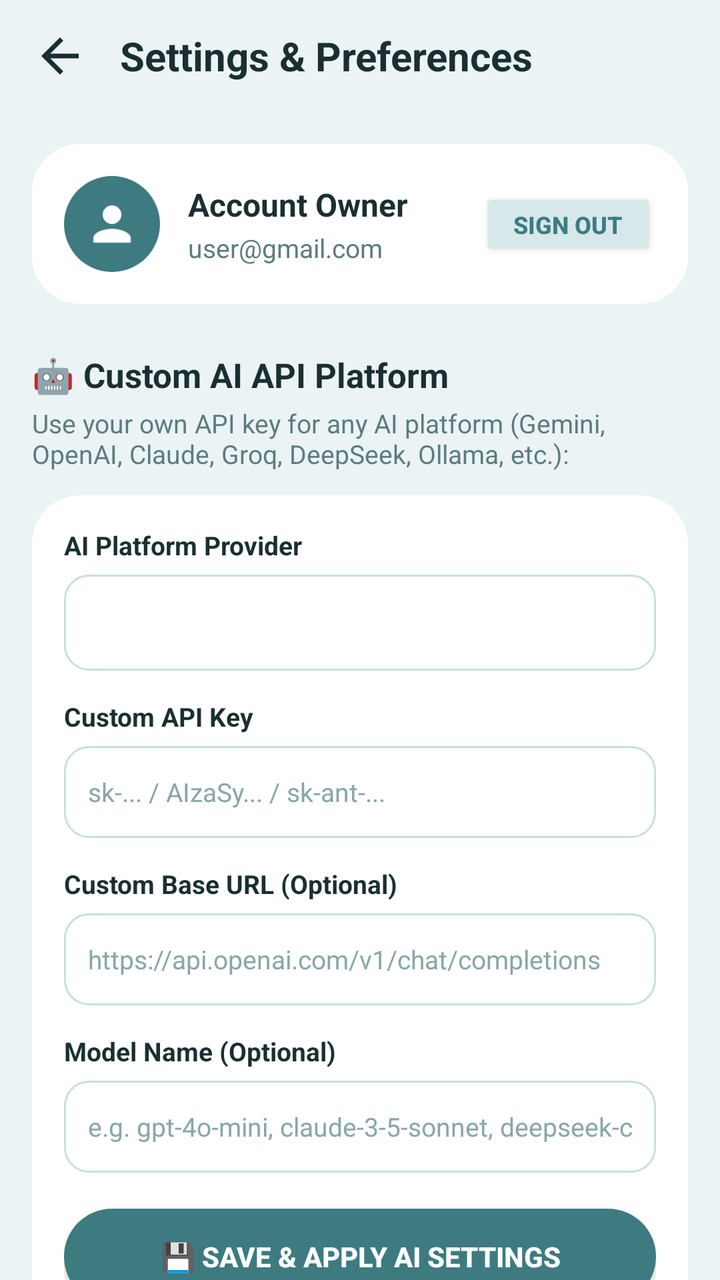
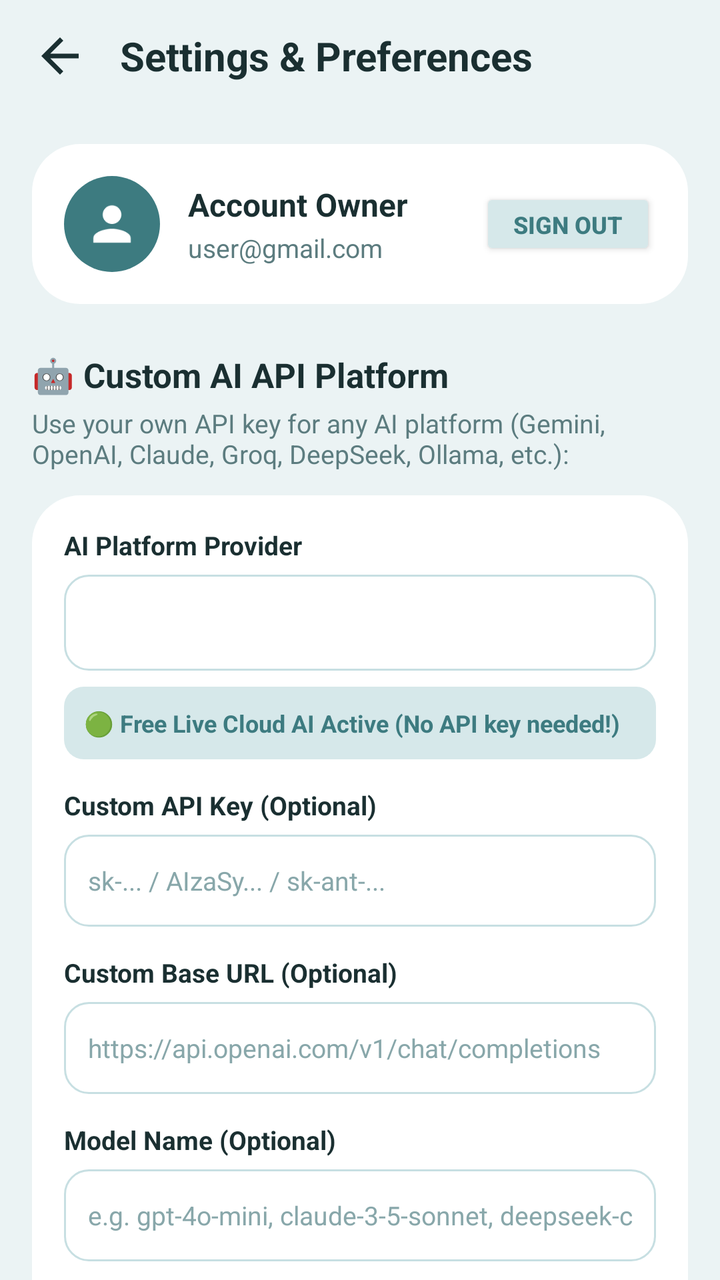

An Android layout rendered at two revisions. The XML below is the earlier revision; the diff shows what the commit changed to produce the second picture.
<!-- AndroidManifest.xml: application theme Theme.FamilyAIPlanner -->
<!-- res/layout/fragment_settings.xml -->
<?xml version="1.0" encoding="utf-8"?>
<androidx.constraintlayout.widget.ConstraintLayout 
    xmlns:android="http://schemas.android.com/apk/res/android"
    xmlns:app="http://schemas.android.com/apk/res-auto"
    android:layout_width="match_parent"
    android:layout_height="match_parent"
    android:background="@color/bgMint">

    
    <LinearLayout
        android:id="@+id/settingsTopBar"
        android:layout_width="0dp"
        android:layout_height="56dp"
        android:gravity="center_vertical"
        android:orientation="horizontal"
        android:paddingStart="16dp"
        android:paddingEnd="16dp"
        app:layout_constraintEnd_toEndOf="parent"
        app:layout_constraintStart_toStartOf="parent"
        app:layout_constraintTop_toTopOf="parent">

        <ImageView
            android:id="@+id/btnSettingsBack"
            android:layout_width="28dp"
            android:layout_height="28dp"
            android:contentDescription="Back"
            android:src="@drawable/ic_back" />

        <TextView
            android:layout_width="0dp"
            android:layout_height="wrap_content"
            android:layout_marginStart="16dp"
            android:layout_weight="1"
            android:text="Settings &amp; Preferences"
            android:textColor="@color/textPrimary"
            android:textSize="20sp"
            android:textStyle="bold" />
    </LinearLayout>

    <androidx.core.widget.NestedScrollView
        android:layout_width="0dp"
        android:layout_height="0dp"
        android:fillViewport="true"
        app:layout_constraintBottom_toBottomOf="parent"
        app:layout_constraintEnd_toEndOf="parent"
        app:layout_constraintStart_toStartOf="parent"
        app:layout_constraintTop_toBottomOf="@id/settingsTopBar">

        <LinearLayout
            android:layout_width="match_parent"
            android:layout_height="wrap_content"
            android:orientation="vertical"
            android:padding="16dp">

            
            <LinearLayout
                android:layout_width="match_parent"
                android:layout_height="wrap_content"
                android:background="@drawable/card_rounded_white"
                android:gravity="center_vertical"
                android:orientation="horizontal"
                android:padding="16dp">

                <ImageView
                    android:layout_width="48dp"
                    android:layout_height="48dp"
                    android:background="@drawable/tile_icon_circle"
                    android:contentDescription="Profile avatar"
                    android:padding="10dp"
                    android:src="@drawable/ic_profile" />

                <LinearLayout
                    android:layout_width="0dp"
                    android:layout_height="wrap_content"
                    android:layout_marginStart="14dp"
                    android:layout_weight="1"
                    android:orientation="vertical">

                    <TextView
                        android:id="@+id/settingsUserName"
                        android:layout_width="wrap_content"
                        android:layout_height="wrap_content"
                        android:text="Account Owner"
                        android:textColor="@color/textPrimary"
                        android:textSize="16sp"
                        android:textStyle="bold" />

                    <TextView
                        android:id="@+id/settingsUserEmail"
                        android:layout_width="wrap_content"
                        android:layout_height="wrap_content"
                        android:layout_marginTop="2dp"
                        android:text="user@gmail.com"
                        android:textColor="@color/textSecondary"
                        android:textSize="13sp" />
                </LinearLayout>

                <Button
                    android:id="@+id/btnSettingsSignOut"
                    android:layout_width="wrap_content"
                    android:layout_height="36dp"
                    android:backgroundTint="@color/tileTealLight"
                    android:text="Sign Out"
                    android:textColor="@color/primaryTeal"
                    android:textSize="12sp"
                    android:textStyle="bold"
                    app:cornerRadius="18dp" />
            </LinearLayout>

            
            <TextView
                android:layout_width="wrap_content"
                android:layout_height="wrap_content"
                android:layout_marginTop="24dp"
                android:text="🤖 Custom AI API Platform"
                android:textColor="@color/textPrimary"
                android:textSize="17sp"
                android:textStyle="bold" />

            <TextView
                android:layout_width="wrap_content"
                android:layout_height="wrap_content"
                android:layout_marginTop="4dp"
                android:layout_marginBottom="12dp"
                android:text="Use your own API key for any AI platform (Gemini, OpenAI, Claude, Groq, DeepSeek, Ollama, etc.):"
                android:textColor="@color/textSecondary"
                android:textSize="13sp" />

            <LinearLayout
                android:layout_width="match_parent"
                android:layout_height="wrap_content"
                android:background="@drawable/card_rounded_white"
                android:orientation="vertical"
                android:padding="16dp">

                
                <TextView
                    android:layout_width="wrap_content"
                    android:layout_height="wrap_content"
                    android:text="AI Platform Provider"
                    android:textColor="@color/textPrimary"
                    android:textSize="13sp"
                    android:textStyle="bold" />

                <Spinner
                    android:id="@+id/spinnerAiProvider"
                    android:layout_width="match_parent"
                    android:layout_height="48dp"
                    android:layout_marginTop="6dp"
                    android:background="@drawable/item_card_bg"
                    android:paddingStart="12dp"
                    android:paddingEnd="12dp" />

                
                <TextView
                    android:layout_width="wrap_content"
                    android:layout_height="wrap_content"
                    android:layout_marginTop="14dp"
                    android:text="Custom API Key"
                    android:textColor="@color/textPrimary"
                    android:textSize="13sp"
                    android:textStyle="bold" />

                <EditText
                    android:id="@+id/inputUniversalApiKey"
                    android:layout_width="match_parent"
                    android:layout_height="46dp"
                    android:layout_marginTop="6dp"
                    android:background="@drawable/item_card_bg"
                    android:hint="sk-... / AIzaSy... / sk-ant-..."
                    android:inputType="textPassword"
                    android:paddingStart="12dp"
                    android:paddingEnd="12dp"
                    android:textColor="@color/textPrimary"
                    android:textColorHint="@color/textMuted"
                    android:textSize="13sp" />

                
                <TextView
                    android:layout_width="wrap_content"
                    android:layout_height="wrap_content"
                    android:layout_marginTop="14dp"
                    android:text="Custom Base URL (Optional)"
                    android:textColor="@color/textPrimary"
                    android:textSize="13sp"
                    android:textStyle="bold" />

                <EditText
                    android:id="@+id/inputCustomBaseUrl"
                    android:layout_width="match_parent"
                    android:layout_height="46dp"
                    android:layout_marginTop="6dp"
                    android:background="@drawable/item_card_bg"
                    android:hint="https://api.openai.com/v1/chat/completions"
                    android:inputType="textUri"
                    android:paddingStart="12dp"
                    android:paddingEnd="12dp"
                    android:textColor="@color/textPrimary"
                    android:textColorHint="@color/textMuted"
                    android:textSize="13sp" />

                
                <TextView
                    android:layout_width="wrap_content"
                    android:layout_height="wrap_content"
                    android:layout_marginTop="14dp"
                    android:text="Model Name (Optional)"
                    android:textColor="@color/textPrimary"
                    android:textSize="13sp"
                    android:textStyle="bold" />

                <EditText
                    android:id="@+id/inputCustomModelName"
                    android:layout_width="match_parent"
                    android:layout_height="46dp"
                    android:layout_marginTop="6dp"
                    android:background="@drawable/item_card_bg"
                    android:hint="e.g. gpt-4o-mini, claude-3-5-sonnet, deepseek-chat"
                    android:inputType="text"
                    android:paddingStart="12dp"
                    android:paddingEnd="12dp"
                    android:textColor="@color/textPrimary"
                    android:textColorHint="@color/textMuted"
                    android:textSize="13sp" />

                
                <Button
                    android:id="@+id/btnSaveUniversalAi"
                    android:layout_width="match_parent"
                    android:layout_height="48dp"
                    android:layout_marginTop="18dp"
                    android:background="@drawable/btn_teal_rounded"
                    android:text="💾 Save &amp; Apply AI Settings"
                    android:textColor="@color/textWhite"
                    android:textSize="14sp"
                    android:textStyle="bold"
                    app:backgroundTint="@null" />

            </LinearLayout>

            
            <TextView
                android:layout_width="wrap_content"
                android:layout_height="wrap_content"
                android:layout_marginTop="24dp"
                android:text="🍽️ Meal &amp; AI Dietary Goals"
                android:textColor="@color/textPrimary"
                android:textSize="17sp"
                android:textStyle="bold" />

            <TextView
                android:layout_width="wrap_content"
                android:layout_height="wrap_content"
                android:layout_marginTop="4dp"
                android:layout_marginBottom="12dp"
                android:text="Tailor AI meal recommendations to your household diet:"
                android:textColor="@color/textSecondary"
                android:textSize="13sp" />

            <com.google.android.material.chip.ChipGroup
                android:id="@+id/chipGroupDiet"
                android:layout_width="match_parent"
                android:layout_height="wrap_content"
                app:chipSpacingHorizontal="8dp">

                <com.google.android.material.chip.Chip
                    android:id="@+id/chipBalanced"
                    style="@style/Widget.MaterialComponents.Chip.Filter"
                    android:layout_width="wrap_content"
                    android:layout_height="wrap_content"
                    android:checked="true"
                    android:text="Balanced &amp; Healthy"
                    app:chipBackgroundColor="@color/tileTealLight"
                    app:chipStrokeColor="@color/primaryTeal" />

                <com.google.android.material.chip.Chip
                    android:id="@+id/chipQuick"
                    style="@style/Widget.MaterialComponents.Chip.Filter"
                    android:layout_width="wrap_content"
                    android:layout_height="wrap_content"
                    android:checked="true"
                    android:text="Quick 30-Min Meals"
                    app:chipBackgroundColor="@color/tileTealLight"
                    app:chipStrokeColor="@color/primaryTeal" />

                <com.google.android.material.chip.Chip
                    android:id="@+id/chipKidFriendly"
                    style="@style/Widget.MaterialComponents.Chip.Filter"
                    android:layout_width="wrap_content"
                    android:layout_height="wrap_content"
                    android:text="Kid Friendly 👶"
                    app:chipBackgroundColor="@color/surfaceWhite"
                    app:chipStrokeColor="@color/borderSoft" />

                <com.google.android.material.chip.Chip
                    android:id="@+id/chipVegetarian"
                    style="@style/Widget.MaterialComponents.Chip.Filter"
                    android:layout_width="wrap_content"
                    android:layout_height="wrap_content"
                    android:text="Vegetarian 🥗"
                    app:chipBackgroundColor="@color/surfaceWhite"
                    app:chipStrokeColor="@color/borderSoft" />

                <com.google.android.material.chip.Chip
                    android:id="@+id/chipHighProtein"
                    style="@style/Widget.MaterialComponents.Chip.Filter"
                    android:layout_width="wrap_content"
                    android:layout_height="wrap_content"
                    android:text="High Protein 💪"
                    app:chipBackgroundColor="@color/surfaceWhite"
                    app:chipStrokeColor="@color/borderSoft" />

            </com.google.android.material.chip.ChipGroup>

            
            <View
                android:layout_width="match_parent"
                android:layout_height="1dp"
                android:layout_marginTop="20dp"
                android:layout_marginBottom="20dp"
                android:background="@color/borderSoft" />

            
            <TextView
                android:layout_width="wrap_content"
                android:layout_height="wrap_content"
                android:text="🔔 Smart Reminders &amp; Alerts"
                android:textColor="@color/textPrimary"
                android:textSize="17sp"
                android:textStyle="bold" />

            <com.google.android.material.switchmaterial.SwitchMaterial
                android:id="@+id/switchMorningBriefing"
                android:layout_width="match_parent"
                android:layout_height="wrap_content"
                android:layout_marginTop="8dp"
                android:checked="true"
                android:text="Morning Agenda Briefing (8:00 AM)"
                android:textColor="@color/textPrimary"
                android:textSize="14sp"
                app:thumbTint="@color/primaryTeal"
                app:trackTint="@color/tileTealLight" />

            <com.google.android.material.switchmaterial.SwitchMaterial
                android:id="@+id/switchGroceryAlerts"
                android:layout_width="match_parent"
                android:layout_height="wrap_content"
                android:layout_marginTop="4dp"
                android:checked="true"
                android:text="Live Grocery Item Sync"
                android:textColor="@color/textPrimary"
                android:textSize="14sp"
                app:thumbTint="@color/primaryTeal"
                app:trackTint="@color/tileTealLight" />

            <com.google.android.material.switchmaterial.SwitchMaterial
                android:id="@+id/switchAppointmentReminders"
                android:layout_width="match_parent"
                android:layout_height="wrap_content"
                android:layout_marginTop="4dp"
                android:checked="true"
                android:text="Family Calendar Event Alerts"
                android:textColor="@color/textPrimary"
                android:textSize="14sp"
                app:thumbTint="@color/primaryTeal"
                app:trackTint="@color/tileTealLight" />

            <View
                android:layout_width="match_parent"
                android:layout_height="32dp" />

        </LinearLayout>
    </androidx.core.widget.NestedScrollView>

</androidx.constraintlayout.widget.ConstraintLayout>
<!-- resources referenced by this layout -->
<resources>
  <color name="bgMint">#EBF3F4</color>
  <color name="borderSoft">#C7DFE2</color>
  <color name="primaryTeal">#3D7B80</color>
  <color name="surfaceWhite">#FFFFFF</color>
  <color name="textMuted">#88A7AA</color>
  <color name="textPrimary">#1A2F31</color>
  <color name="textSecondary">#5C7C7F</color>
  <color name="textWhite">#FFFFFF</color>
  <color name="tileTealLight">#D6E8EA</color>
  <!-- drawable btn_teal_rounded (drawable) -->
  <?xml version="1.0" encoding="utf-8"?>
  <shape xmlns:android="http://schemas.android.com/apk/res/android"
      android:shape="rectangle">
      <corners android:radius="24dp" />
      <solid android:color="@color/primaryTeal" />
  </shape>
  <!-- drawable card_rounded_white (drawable) -->
  <?xml version="1.0" encoding="utf-8"?>
  <shape xmlns:android="http://schemas.android.com/apk/res/android"
      android:shape="rectangle">
      <corners android:radius="24dp" />
      <solid android:color="@color/surfaceWhite" />
  </shape>
  <!-- drawable ic_back (drawable) -->
  <vector xmlns:android="http://schemas.android.com/apk/res/android"
      android:width="24dp"
      android:height="24dp"
      android:viewportWidth="24"
      android:viewportHeight="24">
      <path
          android:fillColor="#1A2F31"
          android:pathData="M20,11H7.83l5.59,-5.59L12,4l-8,8 8,8 1.41,-1.41L7.83,13H20v-2z" />
  </vector>
  <!-- drawable ic_profile (drawable) -->
  <vector xmlns:android="http://schemas.android.com/apk/res/android"
      android:width="28dp"
      android:height="28dp"
      android:viewportWidth="24"
      android:viewportHeight="24">
      <path
          android:fillColor="#FFFFFF"
          android:pathData="M12,12c2.21,0 4,-1.79 4,-4s-1.79,-4 -4,-4 -4,1.79 -4,4 1.79,4 4,4zm0,2c-2.67,0 -8,1.34 -8,4v2h16v-2c0,-2.66 -5.33,-4 -8,-4z" />
  </vector>
  <!-- drawable item_card_bg (drawable) -->
  <?xml version="1.0" encoding="utf-8"?>
  <shape xmlns:android="http://schemas.android.com/apk/res/android"
      android:shape="rectangle">
      <corners android:radius="12dp" />
      <solid android:color="@color/surfaceWhite" />
      <stroke
          android:width="1dp"
          android:color="@color/borderSoft" />
  </shape>
  <!-- drawable tile_icon_circle (drawable) -->
  <?xml version="1.0" encoding="utf-8"?>
  <shape xmlns:android="http://schemas.android.com/apk/res/android"
      android:shape="oval">
      <solid android:color="@color/primaryTeal" />
  </shape>
  <style name="Theme.FamilyAIPlanner" parent="Theme.Material3.Light.NoActionBar">
          <item name="colorPrimary">@color/primaryTeal</item>
          <item name="colorPrimaryContainer">@color/tileTealLight</item>
          <item name="colorSecondary">@color/colorSecondary</item>
          <item name="android:statusBarColor">@color/primaryTeal</item>
          <item name="android:navigationBarColor">@color/surfaceWhite</item>
          <item name="android:windowBackground">@color/bgMint</item>
      </style>
  <color name="colorSecondary">#4A8B90</color>
</resources>

<!-- the commit's change to res/layout/fragment_settings.xml (unified diff, before → after) -->
@@ -153,10 +153,23 @@
 
                 
                 <TextView
+                    android:id="@+id/textAiStatusBadge"
+                    android:layout_width="match_parent"
+                    android:layout_height="wrap_content"
+                    android:layout_marginTop="8dp"
+                    android:background="@drawable/badge_teal_light"
+                    android:padding="10dp"
+                    android:text="🟢 Free Live Cloud AI Active (No API key needed!)"
+                    android:textColor="@color/primaryTeal"
+                    android:textSize="12sp"
+                    android:textStyle="bold" />
+
+                
+                <TextView
                     android:layout_width="wrap_content"
                     android:layout_height="wrap_content"
                     android:layout_marginTop="14dp"
-                    android:text="Custom API Key"
+                    android:text="Custom API Key (Optional)"
                     android:textColor="@color/textPrimary"
                     android:textSize="13sp"
                     android:textStyle="bold" />
<!-- resource entries referenced after the edit -->
@@ -9,6 +9,13 @@
   <color name="textSecondary">#5C7C7F</color>
   <color name="textWhite">#FFFFFF</color>
   <color name="tileTealLight">#D6E8EA</color>
+  <!-- drawable badge_teal_light (drawable) -->
+  <?xml version="1.0" encoding="utf-8"?>
+  <shape xmlns:android="http://schemas.android.com/apk/res/android"
+      android:shape="rectangle">
+      <solid android:color="@color/tileTealLight" />
+      <corners android:radius="10dp" />
+  </shape>
   <!-- drawable btn_teal_rounded (drawable) -->
   <?xml version="1.0" encoding="utf-8"?>
   <shape xmlns:android="http://schemas.android.com/apk/res/android"
